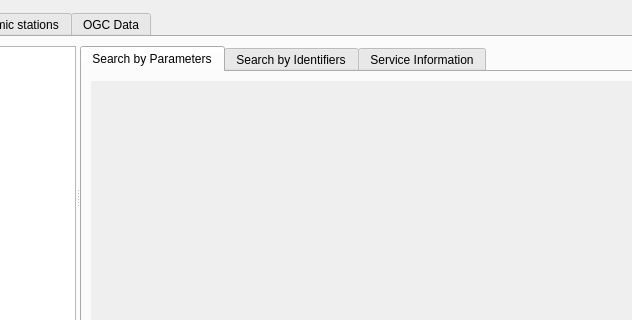
First picture: the form in qquake/ui/qquake_dialog_base.ui, repository INGV/qquake, before the edit; both pictures show x 267 to 899 and y 0 to 320 of the 1019 by 512 pixel window.
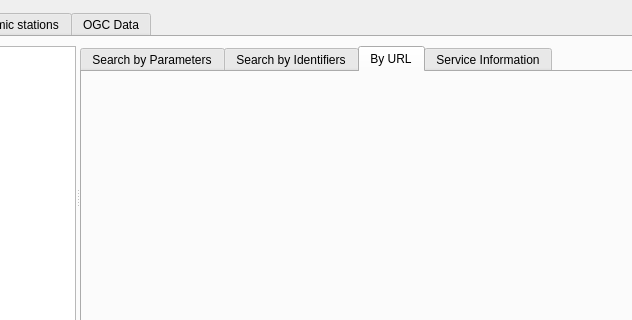
Second picture: the form after the edit. The open tabs and pages were chosen to show the change.

Commit message: Add tabs to fetch results directly by URL

```diff
--- a/qquake/ui/qquake_dialog_base.ui
+++ b/qquake/ui/qquake_dialog_base.ui
@@ -222,6 +222,16 @@
                </item>
               </layout>
              </widget>
+             <widget class="QWidget" name="tab_14">
+              <attribute name="title">
+               <string>By URL</string>
+              </attribute>
+              <layout class="QVBoxLayout" name="verticalLayout_21">
+               <item>
+                <widget class="QWidget" name="fsdn_by_url_container" native="true"/>
+               </item>
+              </layout>
+             </widget>
              <widget class="QWidget" name="tab_6">
               <attribute name="title">
                <string>Service Information</string>
```
Left out of the diff: 16 changed lines with no effect on the pictures. The commit also changes 4 other files.
